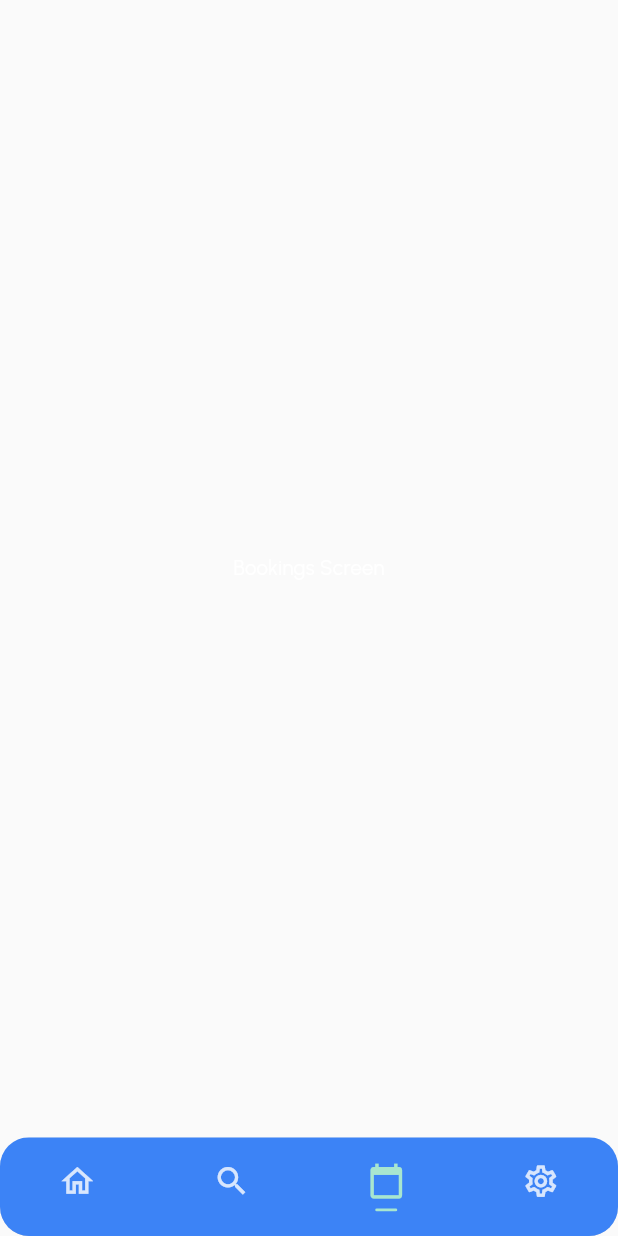
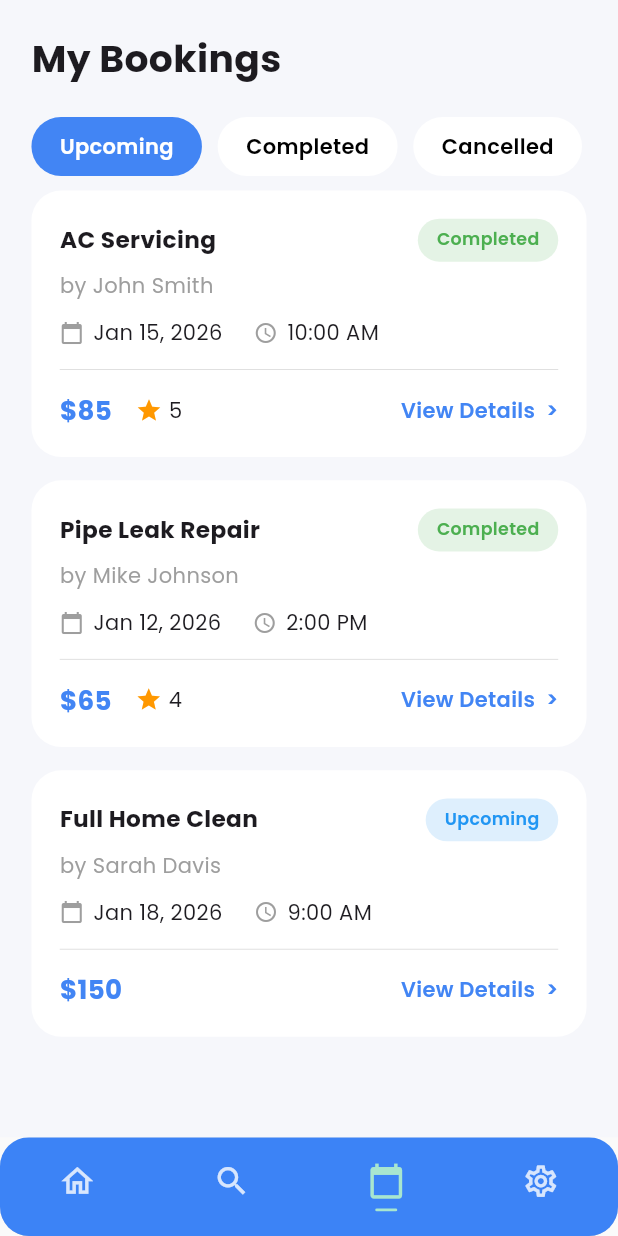
Before and after one commit to Hassaan-Rajwani/Fix-Master, a Flutter app: the CustomerBottomNav screen opened directly, item 3 of the bottom bar chosen, on a phone screen of 412 x 824 dp. Run offline on Flutter 3.47's test engine with Material 3 defaults, Android fonts, the phone set to English and light mode, and no system bars; our stand-ins replace flutter_screenutil, font_awesome_flutter, get, google_fonts.

Commit message:
feat: my bookings

```diff
--- /dev/null
+++ b/lib/pages/dashboard/booking/booking_screen.dart
@@ -0,0 +1,215 @@
+// ignore_for_file: deprecated_member_use
+
+import 'package:flutter/material.dart';
+import 'package:flutter_screenutil/flutter_screenutil.dart';
+
+class BookingScreen extends StatefulWidget {
+  const BookingScreen({super.key});
+
+  @override
+  State<BookingScreen> createState() => _BookingScreenState();
+}
+
+class _BookingScreenState extends State<BookingScreen> {
+  int selectedTab = 0;
+
+  @override
+  Widget build(BuildContext context) {
+    return Scaffold(
+      backgroundColor: const Color(0xffF6F7FB),
+      body: SafeArea(
+        child: Column(
+          crossAxisAlignment: CrossAxisAlignment.start,
+          children: [
+            Padding(
+              padding: EdgeInsets.all(20.w),
+              child: Text(
+                "My Bookings",
+                style: TextStyle(fontSize: 26.sp, fontWeight: FontWeight.bold),
+              ),
+            ),
+
+            _tabs(),
+
+            SizedBox(height: 10.h),
+
+            Expanded(
+              child: ListView(
+                padding: EdgeInsets.symmetric(horizontal: 20.w),
+                children: [
+                  _bookingCard(
+                    title: "AC Servicing",
+                    name: "John Smith",
+                    date: "Jan 15, 2026",
+                    time: "10:00 AM",
+                    price: "\$85",
+                    rating: "5",
+                    status: "Completed",
+                    statusColor: Colors.green,
+                  ),
+                  _bookingCard(
+                    title: "Pipe Leak Repair",
+                    name: "Mike Johnson",
+                    date: "Jan 12, 2026",
+                    time: "2:00 PM",
+                    price: "\$65",
+                    rating: "4",
+                    status: "Completed",
+                    statusColor: Colors.green,
+                  ),
+                  _bookingCard(
+                    title: "Full Home Clean",
+                    name: "Sarah Davis",
+                    date: "Jan 18, 2026",
+                    time: "9:00 AM",
+                    price: "\$150",
+                    rating: "",
+                    status: "Upcoming",
+                    statusColor: Colors.blue,
+                  ),
+                ],
+              ),
+            ),
+          ],
+        ),
+      ),
+    );
+  }
+
+  /// 🔘 Tabs
+  Widget _tabs() {
+    return Padding(
+      padding: EdgeInsets.symmetric(horizontal: 20.w),
+      child: Row(
+        children: [
+          _tabItem("Upcoming", 0),
+          _tabItem("Completed", 1),
+          _tabItem("Cancelled", 2),
+        ],
+      ),
+    );
+  }
+
+  Widget _tabItem(String title, int index) {
+    bool isSelected = selectedTab == index;
+    return Padding(
+      padding: EdgeInsets.only(right: 10.w),
+      child: GestureDetector(
+        onTap: () => setState(() => selectedTab = index),
+        child: Container(
+          padding: EdgeInsets.symmetric(horizontal: 18.w, vertical: 10.h),
+          decoration: BoxDecoration(
+            color: isSelected ? const Color(0xff4285F4) : Colors.white,
+            borderRadius: BorderRadius.circular(25),
+          ),
+          child: Text(
+            title,
+            style: TextStyle(
+              color: isSelected ? Colors.white : Colors.black,
+              fontWeight: FontWeight.w600,
+            ),
+          ),
+        ),
+      ),
+    );
+  }
+
+  /// 📦 Booking Card
+  Widget _bookingCard({
+    required String title,
+    required String name,
+    required String date,
+    required String time,
+    required String price,
+    required String rating,
+    required String status,
+    required Color statusColor,
+  }) {
+    return Container(
+      margin: EdgeInsets.only(bottom: 16.h),
+      padding: EdgeInsets.all(18.w),
+      decoration: BoxDecoration(
+        color: Colors.white,
+        borderRadius: BorderRadius.circular(20),
+      ),
+      child: Column(
+        crossAxisAlignment: CrossAxisAlignment.start,
+        children: [
+          /// Title + Status
+          Row(
+            children: [
+              Text(
+                title,
+                style: TextStyle(fontSize: 16.sp, fontWeight: FontWeight.bold),
+              ),
+              const Spacer(),
+              Container(
+                padding: EdgeInsets.symmetric(horizontal: 12.w, vertical: 6.h),
+                decoration: BoxDecoration(
+                  color: statusColor.withOpacity(0.15),
+                  borderRadius: BorderRadius.circular(20),
+                ),
+                child: Text(
+                  status,
+                  style: TextStyle(
+                    color: statusColor,
+                    fontWeight: FontWeight.w600,
+                    fontSize: 12.sp,
+                  ),
+                ),
+              ),
+            ],
+          ),
+
+          SizedBox(height: 6.h),
+
+          Text("by $name", style: TextStyle(color: Colors.grey)),
+
+          SizedBox(height: 12.h),
+
+          Row(
+            children: [
+              Icon(Icons.calendar_today, size: 16, color: Colors.grey),
+              SizedBox(width: 6.w),
+              Text(date),
+              SizedBox(width: 20.w),
+              Icon(Icons.access_time, size: 16, color: Colors.grey),
+              SizedBox(width: 6.w),
+              Text(time),
+            ],
+          ),
+
+          Divider(height: 30.h),
+
+          /// Price + Rating + View Details
+          Row(
+            children: [
+              Text(
+                price,
+                style: TextStyle(
+                  fontSize: 18.sp,
+                  fontWeight: FontWeight.bold,
+                  color: const Color(0xff4285F4),
+                ),
+              ),
+              if (rating.isNotEmpty) ...[
+                SizedBox(width: 15.w),
+                const Icon(Icons.star, color: Colors.orange, size: 18),
+                SizedBox(width: 4.w),
+                Text(rating),
+              ],
+              const Spacer(),
+              Text(
+                "View Details  >",
+                style: TextStyle(
+                  color: const Color(0xff4285F4),
+                  fontWeight: FontWeight.w600,
+                ),
+              ),
+            ],
+          ),
+        ],
+      ),
+    );
+  }
+}
--- a/lib/pages/dashboard/customer_bottom_nav.dart
+++ b/lib/pages/dashboard/customer_bottom_nav.dart
@@ -1,6 +1,7 @@
 // ignore_for_file: deprecated_member_use
 
 import 'package:fix_master/controllers/customer/dashboard/customer_bottom_nav_controller.dart';
+import 'package:fix_master/pages/dashboard/booking/booking_screen.dart';
 import 'package:fix_master/pages/dashboard/home/home_screen.dart';
 import 'package:fix_master/utils/color_constant.dart';
 import 'package:fix_master/utils/font_constant.dart';
@@ -23,12 +24,7 @@ class _CustomerBottomNavState extends State<CustomerBottomNav> {
     Center(
       child: Text('Search Screen', style: appFont(color: AppColor.whiteColor)),
     ),
-    Center(
-      child: Text(
-        'Bookings Screen',
-        style: appFont(color: AppColor.whiteColor),
-      ),
-    ),
+    BookingScreen(),
     Center(
       child: Text('Profile Screen', style: appFont(color: AppColor.whiteColor)),
     ),
```
